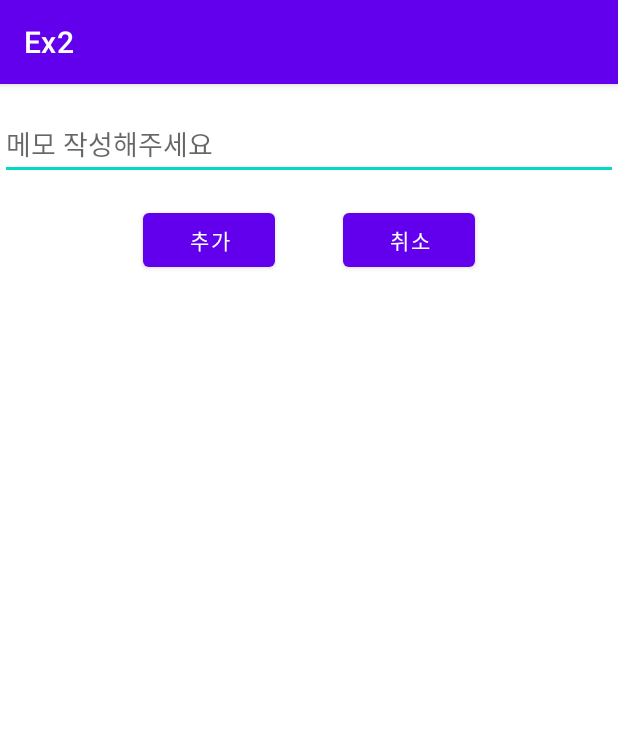
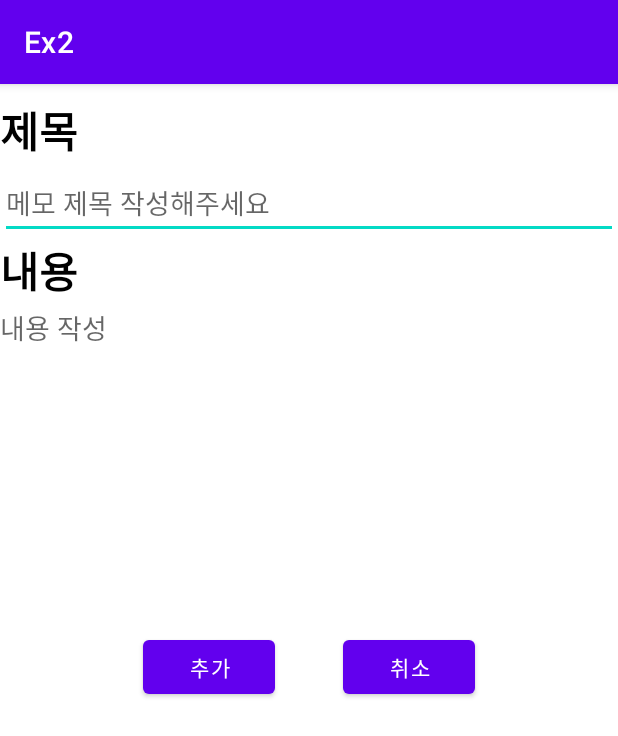
Before and after one commit to Yoon-Chan/TechIt_project1, an Android app: the addMemo screen opened directly, with no data from a screen before it, on a phone screen of 412 x 824 dp. Shown: the top 736 px of the screen. Run offline under Robolectric (Android 15) with nearby library versions, the phone set to English and light mode, and no system bars.

Commit message:
메모 클래스 생성하여 컨텐츠 제목과 내요을 추가하도록 했다. 메모 리스트를 클릭 시 디테일하게 볼 수 있는 액티비티 추가

```diff
--- a/Ex2/app/src/main/AndroidManifest.xml
+++ b/Ex2/app/src/main/AndroidManifest.xml
@@ -12,6 +12,9 @@
         android:supportsRtl="true"
         android:theme="@style/Theme.Ex2"
         tools:targetApi="tiramisu">
+        <activity
+            android:name=".MenuDetail"
+            android:exported="false" />
         <activity
             android:name=".renameMemo"
             android:exported="false" />
--- a/Ex2/app/src/main/java/com/example/ex2/MainActivity.kt
+++ b/Ex2/app/src/main/java/com/example/ex2/MainActivity.kt
@@ -28,12 +28,15 @@ class MainActivity : AppCompatActivity(), positionInteface {
     private val requestLauncher  = registerForActivityResult(
         ActivityResultContracts.StartActivityForResult()
     ) {
+
+        //add Category
         if(it.resultCode == Activity.RESULT_OK){
             val resultData = if(Build.VERSION.SDK_INT >= Build.VERSION_CODES.TIRAMISU){
                 it.data?.getParcelableExtra("category", Category::class.java)
             }else{
                 it.data?.getParcelableExtra<Category>("category")
             }
+            //Category?
 
             //Toast.makeText(this, "받아온 데이터 $resultData", Toast.LENGTH_SHORT).show()
             resultData?.let { Category ->
@@ -64,6 +67,7 @@ class MainActivity : AppCompatActivity(), positionInteface {
             binding.recyclerView.adapter?.notifyDataSetChanged()
         }
 
+        //메모 액티비티 실행 결과 반환값
         if(it.resultCode == 900){
 
             //Toast.makeText(this, "메모 액티비티 종료로 여기가 실행된다", Toast.LENGTH_SHORT).show()
--- a/Ex2/app/src/main/java/com/example/ex2/addCategory.kt
+++ b/Ex2/app/src/main/java/com/example/ex2/addCategory.kt
@@ -21,7 +21,10 @@ class addCategory : AppCompatActivity() {
         binding = ActivityAddCategoryBinding.inflate(layoutInflater)
         setContentView(binding.root)
 
+        //입력관리 imn
         val imn : InputMethodManager = getSystemService(INPUT_METHOD_SERVICE) as InputMethodManager
+
+
         //자동으로 에디트 텍스트에 포커스 설정하기
         requestFocus(imn)
 
--- a/Ex2/app/src/main/res/layout/activity_add_memo.xml
+++ b/Ex2/app/src/main/res/layout/activity_add_memo.xml
@@ -6,14 +6,47 @@
     android:layout_height="match_parent"
     tools:context=".addMemo">
 
+
+    <TextView
+        android:id="@+id/titleTextView"
+        android:layout_width="match_parent"
+        android:layout_height="wrap_content"
+        app:layout_constraintTop_toTopOf="parent"
+        android:layout_marginTop="10dp"
+        android:text="제목"
+        android:textColor="@color/black"
+        android:textStyle="bold"
+        android:textSize="28dp"
+        />
     <EditText
         android:id="@+id/titleEditTextView"
         android:layout_width="match_parent"
         android:layout_height="wrap_content"
         android:inputType="textAutoComplete"
-        android:layout_marginTop="16dp"
-        android:hint="메모 작성해주세요"
-        app:layout_constraintTop_toTopOf="parent"/>
+        android:layout_marginTop="3dp"
+        android:hint="메모 제목 작성해주세요"
+        app:layout_constraintTop_toBottomOf="@id/titleTextView"/>
+
+    <TextView
+        android:id="@+id/contentTextView"
+        android:layout_width="match_parent"
+        android:layout_height="wrap_content"
+        android:text="내용"
+        android:textSize="28dp"
+        app:layout_constraintTop_toBottomOf="@id/titleEditTextView"
+        android:textColor="@color/black"
+        android:textStyle="bold"
+        />
+    <EditText
+        android:id="@+id/contentEditTextView"
+        android:layout_width="match_parent"
+        android:layout_height="200dp"
+        android:layout_marginTop="3dp"
+        app:layout_constraintTop_toBottomOf="@id/contentTextView"
+        android:hint="내용 작성"
+        android:gravity="top"
+        android:background="@color/white"
+        />
 
     <Button
         android:id="@+id/sendButton"
@@ -24,7 +57,7 @@
         android:text="@string/send"
         app:layout_constraintEnd_toStartOf="@id/cancelButton"
         app:layout_constraintStart_toStartOf="parent"
-        app:layout_constraintTop_toBottomOf="@id/titleEditTextView" />
+        app:layout_constraintTop_toBottomOf="@id/contentEditTextView" />
 
     <Button
         android:id="@+id/cancelButton"
@@ -32,7 +65,7 @@
         android:layout_width="wrap_content"
         android:layout_height="wrap_content"
         app:layout_constraintEnd_toEndOf="parent"
-        app:layout_constraintTop_toBottomOf="@id/titleEditTextView"
+        app:layout_constraintTop_toBottomOf="@id/contentEditTextView"
         android:layout_marginTop="16dp"
         android:layout_marginEnd="50dp"
         app:layout_constraintStart_toEndOf="@id/sendButton"
--- a/Ex2/app/src/main/res/layout/category_list.xml
+++ b/Ex2/app/src/main/res/layout/category_list.xml
@@ -18,7 +18,6 @@
         />
 
     <View
-
         android:layout_width="match_parent"
         android:layout_height="1dp"
         app:layout_constraintTop_toBottomOf="@id/categoryTextView"
```
Also changed, not shown: Ex2/app/src/main/java/com/example/ex2/Category.kt (+7 -1 lines), Ex2/app/src/main/java/com/example/ex2/CategoryRecyclerViewAdapter.kt (+1 -11 lines), Ex2/app/src/main/java/com/example/ex2/MemoRecyclerViewAdapter.kt (+5 -6 lines), Ex2/app/src/main/java/com/example/ex2/MenuActivity.kt (+16 -8 lines), Ex2/app/src/main/java/com/example/ex2/addMemo.kt (+7 -5 lines), Ex2/app/src/main/java/com/example/ex2/renameCategory.kt (+12 -6 lines), Ex2/app/src/main/java/com/example/ex2/renameMemo.kt (+11 -5 lines), Ex2/app/src/main/res/layout/activity_rename_memo.xml (+29 -6 lines).
